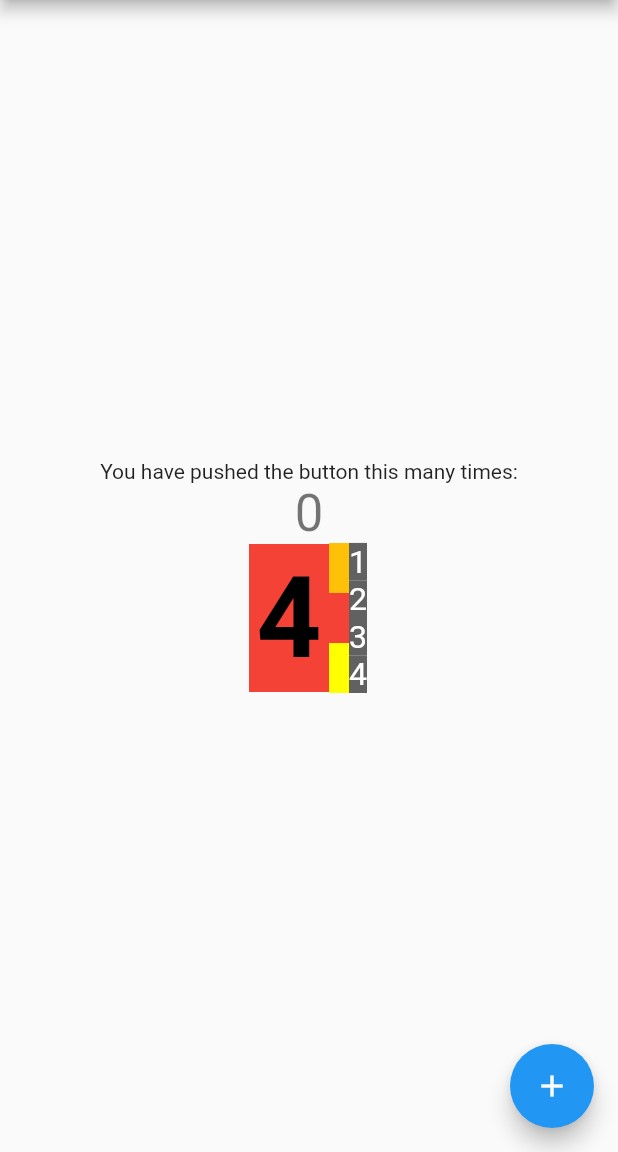
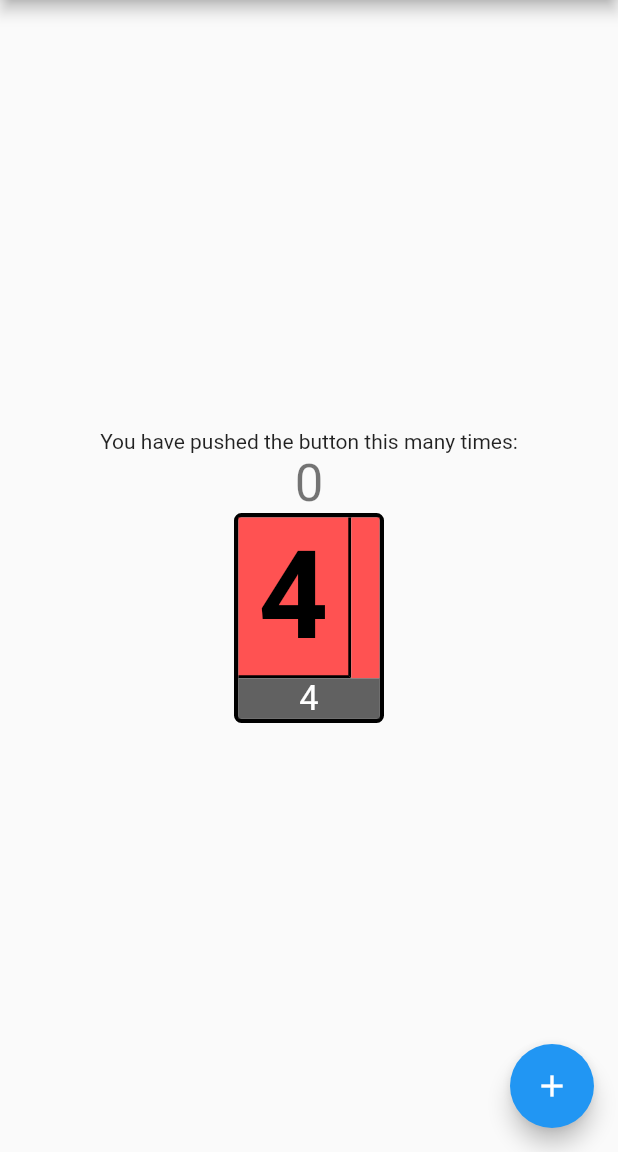
Before and after one commit to pappd/HanCardGame, a Flutter app: the screen it shows after launch, on a phone screen of 412 x 824 dp, the part 84-1236 px from its top. Run offline on Flutter 3.47's test engine with Material 2 defaults, Android fonts, the phone set to English and light mode, and no system bars.

Commit message:
fixed card widget

```diff
--- a/lib/card.dart
+++ b/lib/card.dart
@@ -16,13 +16,35 @@ class Card extends StatelessWidget {
 
   @override
   Widget build(BuildContext context) {
-    return Row(
+    return Container(
+      width: 60,
+      height: 80,
+      decoration: BoxDecoration(
+        border: Border.all(
+          width: 3,
+        ),
+        borderRadius: BorderRadius.all(Radius.circular(5.0)),
+      ),
+      child: Column(
+        children: <Widget>[
+          Flexible(
+            flex: 4,
+            child: Row(
               children: <Widget>[
                 Flexible(
                   flex: 4,
                   child: Container(
-            color: card == null ? Colors.grey[700] : colors[card.colorIndex],
+                    decoration: BoxDecoration(
+                      color: card == null
+                          ? Colors.grey[700]
+                          : colors[card.colorIndex],
+                      border: Border(
+                        bottom: BorderSide(color: Colors.black, width: 2),
+                        right: BorderSide(color: Colors.black, width: 2),
+                      ),
+                    ),
                     padding: EdgeInsets.all(5),
+                    child: Center(
                       child: FittedBox(
                         child: Text(
                           "${card?.value ?? " "}",
@@ -30,6 +52,7 @@ class Card extends StatelessWidget {
                             color: Colors.black,
                             fontWeight: FontWeight.bold,
                             fontSize: 236,
+                          ),
                         ),
                       ),
                     ),
@@ -50,11 +73,16 @@ class Card extends StatelessWidget {
                       ],
                     ),
                   ),
+              ],
+            ),
+          ),
           if ((info?.getValues(true)?.length ?? 0) <
               (info?.possibleValues?.length ?? 0))
             Flexible(
               flex: 1,
-            child: Column(
+              child: Container(
+                color: Colors.grey[700],
+                child: Row(
                   children: <Widget>[
                     for (var c in info.getValues(true))
                       Expanded(
@@ -63,7 +91,6 @@ class Card extends StatelessWidget {
                           child: Text(
                             "${c + 1}",
                             style: TextStyle(
-                          backgroundColor: Colors.grey[700],
                               color: Colors.white,
                               fontSize: 136,
                             ),
@@ -73,7 +100,9 @@ class Card extends StatelessWidget {
                   ],
                 ),
               ),
+            ),
         ],
+      ),
     );
   }
 }
--- a/lib/main.dart
+++ b/lib/main.dart
@@ -70,33 +70,23 @@ class _MyHomePageState extends State<MyHomePage> {
     types.addColor([3, 2, 2, 2, 1]);
     types.addColor([3, 2, 2, 2, 1]);
     var info = HeardInfoModel(types);
-    info.heardColor(2, false);
-    info.heardColor(4, false);
+    //info.heardColor(2, false);
+    // info.heardColor(4, false);
+    // info.heardColor(1, false);
+    // info.heardColor(2, false);
+    info.heardColor(1, true);
+    info.heardValue(4, false);
+    //info.heardValue(3, false);
+    info.heardValue(2, false);
+    info.heardValue(1, false);
+    info.heardValue(0, false);
     info.heardValue(4, false);
     return Scaffold(
       appBar: AppBar(
-        // Here we take the value from the MyHomePage object that was created by
-        // the App.build method, and use it to set our appbar title.
         title: Text(widget.title),
       ),
       body: Center(
-        // Center is a layout widget. It takes a single child and positions it
-        // in the middle of the parent.
         child: Column(
-          // Column is also a layout widget. It takes a list of children and
-          // arranges them vertically. By default, it sizes itself to fit its
-          // children horizontally, and tries to be as tall as its parent.
-          //
-          // Invoke "debug painting" (press "p" in the console, choose the
-          // "Toggle Debug Paint" action from the Flutter Inspector in Android
-          // Studio, or the "Toggle Debug Paint" command in Visual Studio Code)
-          // to see the wireframe for each widget.
-          //
-          // Column has various properties to control how it sizes itself and
-          // how it positions its children. Here we use mainAxisAlignment to
-          // center the children vertically; the main axis here is the vertical
-          // axis because Columns are vertical (the cross axis would be
-          // horizontal).
           mainAxisAlignment: MainAxisAlignment.center,
           children: <Widget>[
             Text(
@@ -107,8 +97,8 @@ class _MyHomePageState extends State<MyHomePage> {
               style: Theme.of(context).textTheme.display1,
             ),
             Container(
-              width: 80,
-              height: 100,
+              width: 100,
+              height: 140,
               child: game.Card(
                 card: CardModel(colorIndex: 1, value: 4),
                 info: info,
--- a/lib/model/card_types_model.dart
+++ b/lib/model/card_types_model.dart
@@ -5,11 +5,13 @@ class CardTypesModel {
   ///Default Colors for index
   static const defaultColors = <Color>[
     Colors.amber,
-    Colors.red,
-    Colors.greenAccent,
+    Colors.redAccent,
+    Colors.blueAccent,
+    Colors.green,
+    Colors.white,
     Colors.yellowAccent,
-    Colors.blueAccent,
     Colors.cyanAccent,
+    Colors.yellowAccent,
   ];
 
   ///Number of each card types
```
Lines whose indentation alone changed are shown as unchanged.
